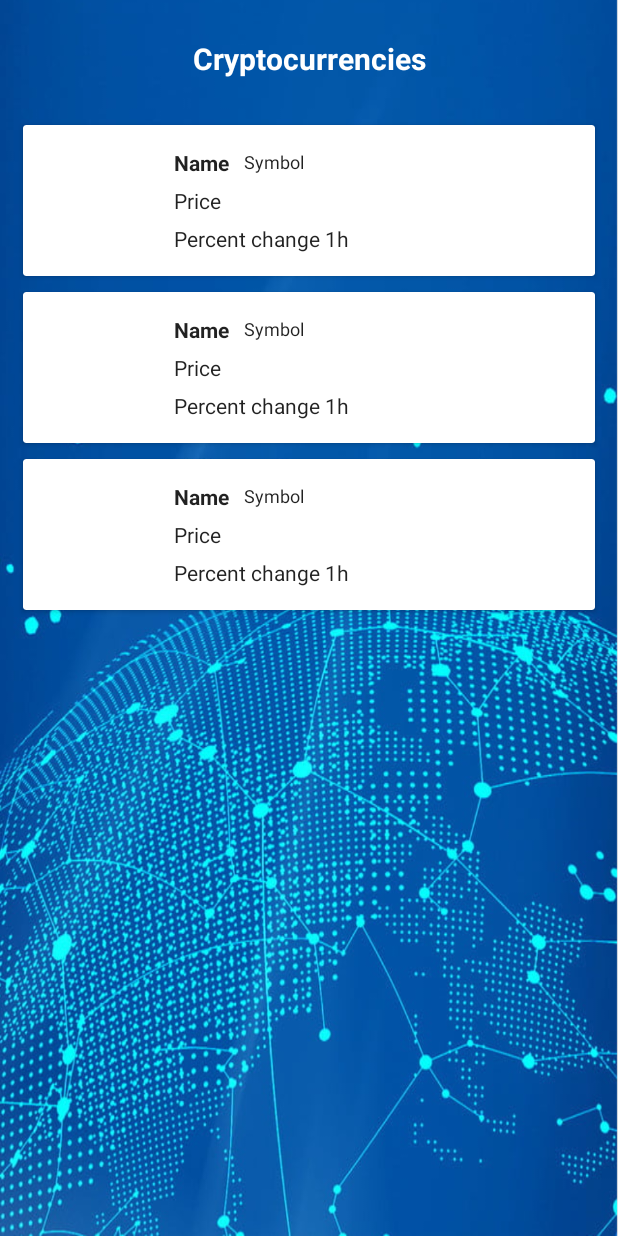
After one commit to Mikhail-Kh/android-project, an Android app: the layout activity_main_networking.xml on its own in the app's theme, with its tools: preview values and no code run, on a phone screen of 412 x 824 dp. The commit adds this screen. Run offline under Robolectric (Android 15) with nearby library versions, the phone set to English and light mode, and no system bars.

Commit message:
Create an application for cryptocurrencies.

```diff
--- a/app/src/main/AndroidManifest.xml
+++ b/app/src/main/AndroidManifest.xml
@@ -11,7 +11,8 @@
         android:roundIcon="@mipmap/ic_launcher_round"
         android:supportsRtl="true"
         android:theme="@style/AppTheme">
-        <activity android:name=".book_database.ShowBookActivity"></activity>
+        <activity android:name=".cryptocurrencies.MainNetworkingActivity"></activity>
+        <activity android:name=".book_database.ShowBookActivity" />
         <activity android:name=".book_database.MainDatabaseActivity" />
         <activity android:name=".user_registration.MainRegistrationActivity" />
         <activity android:name=".user_registration.WelcomeActivity" />
--- a/app/src/main/java/by/khryshchanovich/androidapplication/MainActivity.kt
+++ b/app/src/main/java/by/khryshchanovich/androidapplication/MainActivity.kt
@@ -6,6 +6,7 @@ import android.os.Bundle
 import android.widget.Button
 import by.khryshchanovich.androidapplication.book_database.MainDatabaseActivity
 import by.khryshchanovich.androidapplication.coffee_day.MainCoffeeActivity
+import by.khryshchanovich.androidapplication.cryptocurrencies.MainNetworkingActivity
 import by.khryshchanovich.androidapplication.mothers_day.MainStartActivity
 import by.khryshchanovich.androidapplication.user_registration.MainRegistrationActivity
 import kotlinx.android.synthetic.main.activity_main.*
@@ -51,5 +52,10 @@ class MainActivity : AppCompatActivity() {
         databaseClickButton.setOnClickListener {
             startActivity(Intent(this, MainDatabaseActivity::class.java))
         }
+
+        val networkingButton = findViewById<Button>(R.id.networking_button)
+        networkingButton.setOnClickListener {
+            startActivity(Intent(this, MainNetworkingActivity::class.java))
+        }
     }
 }
--- /dev/null
+++ b/app/src/main/res/layout/activity_main_networking.xml
@@ -0,0 +1,37 @@
+<?xml version="1.0" encoding="utf-8"?>
+<androidx.constraintlayout.widget.ConstraintLayout xmlns:android="http://schemas.android.com/apk/res/android"
+    xmlns:app="http://schemas.android.com/apk/res-auto"
+    xmlns:tools="http://schemas.android.com/tools"
+    android:layout_width="match_parent"
+    android:layout_height="match_parent"
+    android:background="@drawable/cryptocurrencies_picture"
+    tools:context=".cryptocurrencies.MainNetworkingActivity">
+
+    <TextView
+        android:id="@+id/cryptocurrencies_text_view"
+        android:layout_width="match_parent"
+        android:layout_height="wrap_content"
+        android:layout_margin="25dp"
+        android:gravity="center"
+        android:text="@string/cryptocurrencies_text_view"
+        android:textColor="#FFFFFF"
+        android:textSize="20sp"
+        android:textStyle="bold"
+        app:layout_constraintLeft_toLeftOf="parent"
+        app:layout_constraintRight_toRightOf="parent"
+        app:layout_constraintTop_toTopOf="parent" />
+
+    <androidx.recyclerview.widget.RecyclerView
+        android:id="@+id/cryptocurrencies_recycler_view"
+        android:layout_width="match_parent"
+        android:layout_height="0dp"
+        android:layout_marginStart="10dp"
+        android:layout_marginTop="25dp"
+        android:layout_marginEnd="10dp"
+        android:layout_marginRight="10dp"
+        app:layout_constraintBottom_toBottomOf="parent"
+        tools:listitem="@layout/item_cryptocurrancies"
+        app:layout_constraintTop_toBottomOf="@+id/cryptocurrencies_text_view">
+
+    </androidx.recyclerview.widget.RecyclerView>
+</androidx.constraintlayout.widget.ConstraintLayout>
--- /dev/null
+++ b/app/src/main/res/layout/item_cryptocurrancies.xml
@@ -0,0 +1,85 @@
+<?xml version="1.0" encoding="utf-8"?>
+<androidx.cardview.widget.CardView xmlns:android="http://schemas.android.com/apk/res/android"
+    xmlns:app="http://schemas.android.com/apk/res-auto"
+    xmlns:tools="http://schemas.android.com/tools"
+    android:id="@+id/cryptocurrencies_card_view"
+    android:layout_width="match_parent"
+    android:layout_height="wrap_content"
+    android:layout_margin="5dp">
+
+    <androidx.constraintlayout.widget.ConstraintLayout
+        android:layout_width="match_parent"
+        android:layout_height="match_parent">
+
+        <TextView
+            android:id="@+id/name_text_view"
+            android:layout_width="wrap_content"
+            android:layout_height="wrap_content"
+            android:layout_marginStart="25dp"
+            android:textStyle="bold"
+            android:layout_marginLeft="25dp"
+            android:layout_marginTop="15dp"
+            android:layout_marginEnd="10dp"
+            android:layout_marginRight="10dp"
+            android:textAppearance="?android:attr/textAppearanceLarge"
+            android:textSize="14sp"
+            app:layout_constraintLeft_toRightOf="@+id/cryptocurrencies_image_view"
+            app:layout_constraintTop_toTopOf="parent"
+            tools:text="@string/name_string_text_view" />
+
+        <TextView
+            android:id="@+id/price_text_view"
+            android:layout_width="wrap_content"
+            android:layout_height="wrap_content"
+            android:layout_marginStart="25dp"
+            android:layout_marginLeft="25dp"
+            android:textAppearance="?android:attr/textAppearanceLarge"
+            android:textSize="14sp"
+            app:layout_constraintBottom_toTopOf="@+id/percentChange1h_text_view"
+            app:layout_constraintHorizontal_bias="0.0"
+            app:layout_constraintLeft_toRightOf="@+id/cryptocurrencies_image_view"
+            app:layout_constraintRight_toRightOf="parent"
+            app:layout_constraintTop_toBottomOf="@+id/name_text_view"
+            app:layout_constraintVertical_bias="0.5"
+            tools:text="@string/price_string_text_view" />
+
+        <TextView
+            android:id="@+id/percentChange1h_text_view"
+            android:layout_width="wrap_content"
+            android:layout_height="wrap_content"
+            android:layout_marginStart="25dp"
+            android:layout_marginLeft="25dp"
+            android:layout_marginBottom="15dp"
+            android:textAppearance="?android:attr/textAppearanceLarge"
+            android:textSize="14sp"
+            app:layout_constraintBottom_toBottomOf="parent"
+            app:layout_constraintHorizontal_bias="0.0"
+            app:layout_constraintLeft_toRightOf="@id/cryptocurrencies_image_view"
+            app:layout_constraintRight_toRightOf="parent"
+            tools:text="@string/percent_change_1h_string_text_view" />
+
+        <TextView
+            android:id="@+id/symbol_text_view"
+            android:layout_width="wrap_content"
+            android:layout_height="wrap_content"
+            android:textAppearance="?android:attr/textAppearanceLarge"
+            android:textSize="12sp"
+            app:layout_constraintBottom_toBottomOf="parent"
+            app:layout_constraintHorizontal_bias="0.048"
+            app:layout_constraintLeft_toRightOf="@+id/name_text_view"
+            app:layout_constraintRight_toRightOf="parent"
+            app:layout_constraintTop_toTopOf="parent"
+            app:layout_constraintVertical_bias="0.19"
+            tools:text="@string/symbol_string_text_view" />
+
+        <ImageView
+            android:id="@+id/cryptocurrencies_image_view"
+            android:layout_width="50dp"
+            android:layout_height="50dp"
+            android:layout_margin="25dp"
+            app:layout_constraintBottom_toBottomOf="parent"
+            app:layout_constraintStart_toStartOf="parent"
+            app:layout_constraintTop_toTopOf="parent" />
+
+    </androidx.constraintlayout.widget.ConstraintLayout>
+</androidx.cardview.widget.CardView>
--- a/app/src/main/res/values/strings.xml
+++ b/app/src/main/res/values/strings.xml
@@ -64,4 +64,10 @@
     <string name="title_text_view">Title</string>
     <string name="year_text_view">Year</string>
     <string name="search_edit_text">search</string>
+    <string name="networking_button">Networking</string>
+    <string name="cryptocurrencies_text_view">Cryptocurrencies</string>
+    <string name="name_string_text_view">Name</string>
+    <string name="price_string_text_view">Price</string>
+    <string name="percent_change_1h_string_text_view">Percent change 1h</string>
+    <string name="symbol_string_text_view">Symbol</string>
 </resources>
```
Also changed, not shown: app/build.gradle (+12 -2 lines), app/src/main/java/by/khryshchanovich/androidapplication/cryptocurrencies/MainNetworkingActivity.kt (added, +49 -0 lines), app/src/main/java/by/khryshchanovich/androidapplication/cryptocurrencies/adapter/RateAdapter.kt (added, +61 -0 lines), app/src/main/java/by/khryshchanovich/androidapplication/cryptocurrencies/dto/RatesResponse.kt (added, +102 -0 lines), app/src/main/java/by/khryshchanovich/androidapplication/cryptocurrencies/entity/Rates.kt (added, +9 -0 lines), app/src/main/java/by/khryshchanovich/androidapplication/cryptocurrencies/mappers/RatesMapper.kt (added, +17 -0 lines), app/src/main/java/by/khryshchanovich/androidapplication/cryptocurrencies/networking/NBApi.kt (added, +12 -0 lines), app/src/main/java/by/khryshchanovich/androidapplication/cryptocurrencies/retrofit/RetrofitFactory.kt (added, +45 -0 lines), app/src/main/res/layout/activity_main.xml (+15 -0 lines), app/src/main/res/drawable/cryptocurrencies_picture.png (added).
